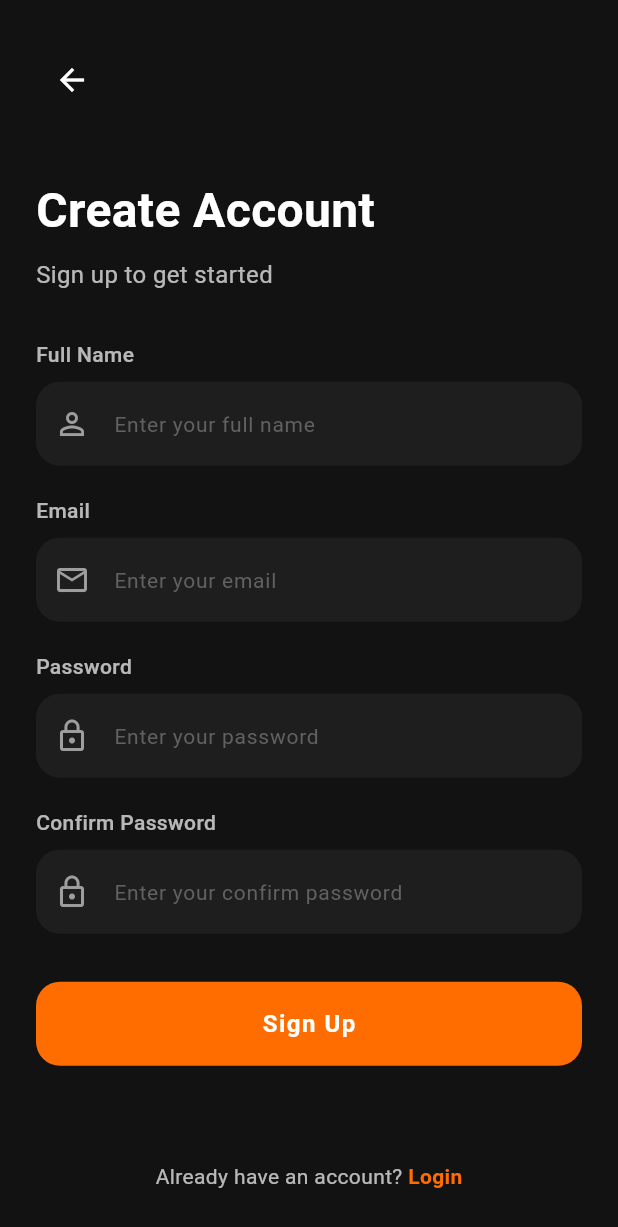
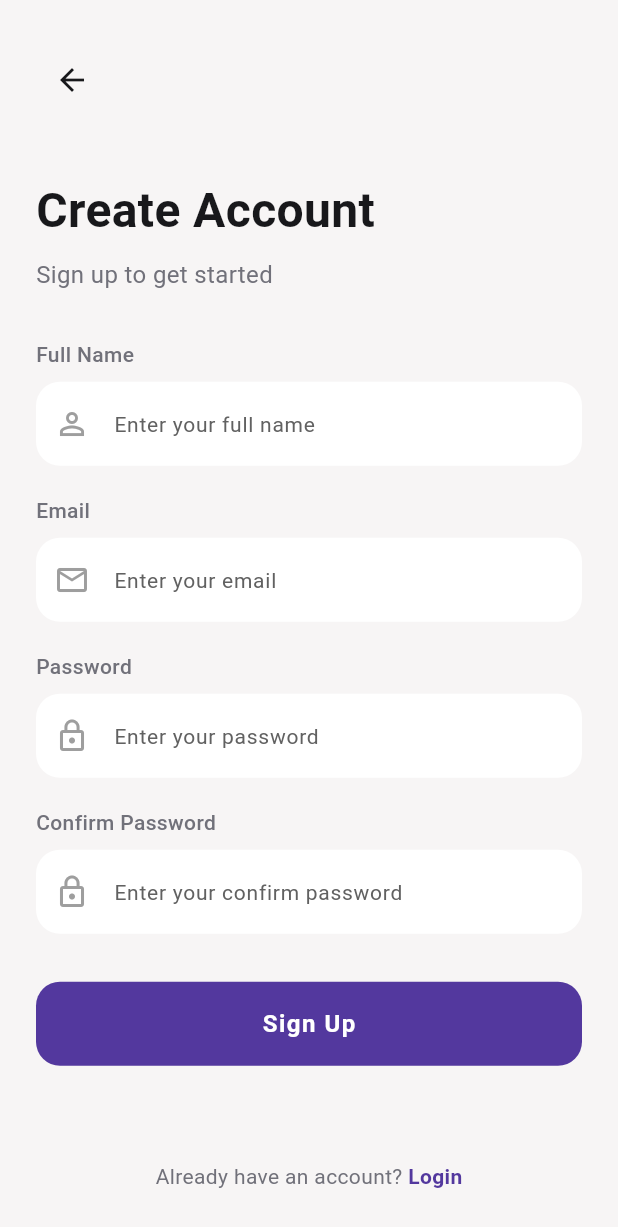
Before and after one commit to Semirss/betebrhana-App, a Flutter app: the screen it shows after launch, after a tap on "Log In", after a tap on "Register", on a phone screen of 412 x 824 dp. Shown: the top 1227 px of the screen. Run offline on Flutter 3.47's test engine with Material 3 defaults, Android fonts, the phone set to English and light mode, and no system bars; our stand-ins replace bloc, cached_network_image, connectivity_plus, dio, equatable, flutter_bloc and 4 more; missing offline and left inert: encrypt, epub_view, flutter_pdfview, universal_html; accounts and stored records are empty.

Commit message:
finished  with the login and register to light theme change

```diff
--- a/betebrana_mobile/lib/features/auth/presentation/pages/login_page.dart
+++ b/betebrana_mobile/lib/features/auth/presentation/pages/login_page.dart
@@ -1,6 +1,7 @@
 import 'package:flutter/material.dart';
 import 'package:flutter_bloc/flutter_bloc.dart';
 
+import '../../../../core/theme/app_theme.dart';
 import '../../presentation/bloc/authentication_bloc.dart';
 import '../../presentation/bloc/authentication_event.dart';
 import '../../presentation/bloc/authentication_state.dart';
@@ -19,11 +20,11 @@ class _LoginPageState extends State<LoginPage> {
   final _passwordController = TextEditingController();
 
   // Theme Colors
-  static const Color _backgroundColor = Color(0xFF121212);
-  static const Color _surfaceColor = Color(0xFF1E1E1E);
-  static const Color _accentColor = Color(0xFFFF6D00); // Vibrant Orange
-  static const Color _textPrimary = Colors.white;
-  static const Color _textSecondary = Colors.white70;
+  static const Color _backgroundColor = AppColors.lightBackground;
+  static const Color _surfaceColor = AppColors.lightCard;
+  static const Color _accentColor = AppColors.purple;
+  static const Color _textPrimary = AppColors.lightText;
+  static const Color _textSecondary = AppColors.lightSubtext;
 
   String? _errorMessage;
 
@@ -129,13 +130,13 @@ class _LoginPageState extends State<LoginPage> {
                             child: Row(
                               children: [
                                 Icon(Icons.error_outline,
-                                    color: Colors.red[400], size: 20),
+                                    color: Colors.red[700], size: 20),
                                 const SizedBox(width: 12),
                                 Expanded(
                                   child: Text(
                                     _errorMessage!,
                                     style: TextStyle(
-                                        color: Colors.red[200], fontSize: 13),
+                                        color: Colors.red[800], fontSize: 13),
                                   ),
                                 ),
                               ],
--- a/betebrana_mobile/lib/features/auth/presentation/pages/register_page.dart
+++ b/betebrana_mobile/lib/features/auth/presentation/pages/register_page.dart
@@ -2,6 +2,7 @@ import 'package:flutter/material.dart';
 import 'package:flutter_bloc/flutter_bloc.dart';
 import 'package:font_awesome_flutter/font_awesome_flutter.dart';
 
+import '../../../../core/theme/app_theme.dart';
 import '../../presentation/bloc/authentication_bloc.dart';
 import '../../presentation/bloc/authentication_event.dart';
 import '../../presentation/bloc/authentication_state.dart';
@@ -22,11 +23,11 @@ class _RegisterPageState extends State<RegisterPage> {
   final _confirmPasswordController = TextEditingController();
 
   // Theme Colors (Matching Login Page)
-  static const Color _backgroundColor = Color(0xFF121212);
-  static const Color _surfaceColor = Color(0xFF1E1E1E);
-  static const Color _accentColor = Color(0xFFFF6D00); // Vibrant Orange
-  static const Color _textPrimary = Colors.white;
-  static const Color _textSecondary = Colors.white70;
+  static const Color _backgroundColor = AppColors.lightBackground;
+  static const Color _surfaceColor = AppColors.lightCard;
+  static const Color _accentColor = AppColors.purple;
+  static const Color _textPrimary = AppColors.lightText;
+  static const Color _textSecondary = AppColors.lightSubtext;
 
   String? _errorMessage;
   bool _isRegistrationSuccessful = false;
@@ -192,12 +193,12 @@ class _RegisterPageState extends State<RegisterPage> {
                           ),
                           child: Row(
                             children: [
-                              Icon(Icons.error_outline, color: Colors.red[400], size: 20),
+                              Icon(Icons.error_outline, color: Colors.red[700], size: 20),
                               const SizedBox(width: 12),
                               Expanded(
                                 child: Text(
                                   _errorMessage!,
-                                  style: TextStyle(color: Colors.red[200], fontSize: 13),
+                                  style: TextStyle(color: Colors.red[800], fontSize: 13),
                                 ),
                               ),
                             ],
--- a/betebrana_mobile/lib/features/auth/presentation/pages/welcome_page.dart
+++ b/betebrana_mobile/lib/features/auth/presentation/pages/welcome_page.dart
@@ -1,4 +1,5 @@
 import 'package:flutter/material.dart';
+import '../../../../core/theme/app_theme.dart';
 import 'login_page.dart'; // Ensure correct path
 
 class WelcomePage extends StatelessWidget {
@@ -78,8 +79,8 @@ class WelcomePage extends StatelessWidget {
                       );
                     },
                     style: ElevatedButton.styleFrom(
-                      backgroundColor: const Color.fromARGB(255, 212, 108, 10),
-                      foregroundColor: Colors.black,
+                      backgroundColor: AppColors.purple,
+                      foregroundColor: Colors.white,
                       shape: RoundedRectangleBorder(
                         borderRadius: BorderRadius.circular(12),
                       ),
```
